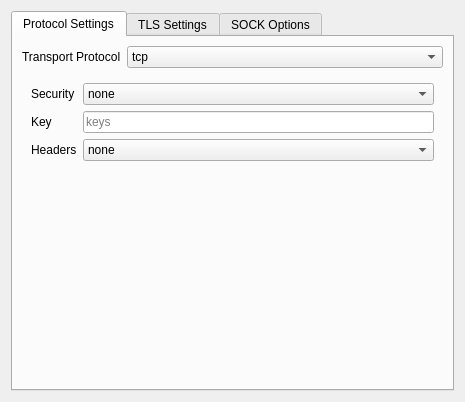
Qt form src/ui/widgets/widgets/StreamSettingsWidget.ui (Zhehao-w/Qv2ray-Z) before a commit.
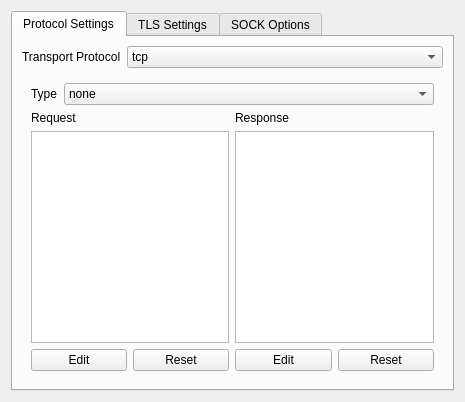
The same form after that commit. The open tabs and pages were chosen to show the change.

Commit message: Remove unreachable QUIC editor page

Diff of the .ui file:
```diff
--- a/src/ui/widgets/widgets/StreamSettingsWidget.ui
+++ b/src/ui/widgets/widgets/StreamSettingsWidget.ui
@@ -658,107 +658,6 @@
            </item>
           </layout>
          </widget>
-         <widget class="QWidget" name="quicStackPage">
-          <layout class="QFormLayout" name="formLayout_3">
-           <item row="0" column="0">
-            <widget class="QLabel" name="label_18">
-             <property name="text">
-              <string>Security</string>
-             </property>
-            </widget>
-           </item>
-           <item row="0" column="1">
-            <widget class="QComboBox" name="quicSecurityCB">
-             <item>
-              <property name="text">
-               <string notr="true">none</string>
-              </property>
-             </item>
-             <item>
-              <property name="text">
-               <string notr="true">aes-128-gcm</string>
-              </property>
-             </item>
-             <item>
-              <property name="text">
-               <string notr="true">chacha20-poly1305</string>
-              </property>
-             </item>
-            </widget>
-           </item>
-           <item row="1" column="0">
-            <widget class="QLabel" name="label_19">
-             <property name="text">
-              <string>Key</string>
-             </property>
-            </widget>
-           </item>
-           <item row="1" column="1">
-            <widget class="QLineEdit" name="quicKeyTxt">
-             <property name="text">
-              <string/>
-             </property>
-             <property name="placeholderText">
-              <string>keys</string>
-             </property>
-            </widget>
-           </item>
-           <item row="2" column="0">
-            <widget class="QLabel" name="label_20">
-             <property name="text">
-              <string>Headers</string>
-             </property>
-            </widget>
-           </item>
-           <item row="2" column="1">
-            <widget class="QComboBox" name="quicHeaderTypeCB">
-             <item>
-              <property name="text">
-               <string notr="true">none</string>
-              </property>
-             </item>
-             <item>
-              <property name="text">
-               <string notr="true">srtp</string>
-              </property>
-             </item>
-             <item>
-              <property name="text">
-               <string notr="true">utp</string>
-              </property>
-             </item>
-             <item>
-              <property name="text">
-               <string notr="true">wechat-video</string>
-              </property>
-             </item>
-             <item>
-              <property name="text">
-               <string notr="true">dtls</string>
-              </property>
-             </item>
-             <item>
-              <property name="text">
-               <string notr="true">wireguard</string>
-              </property>
-             </item>
-            </widget>
-           </item>
-           <item row="3" column="0">
-            <spacer name="verticalSpacer_2">
-             <property name="orientation">
-              <enum>Qt::Vertical</enum>
-             </property>
-             <property name="sizeHint" stdset="0">
-              <size>
-               <width>20</width>
-               <height>40</height>
-              </size>
-             </property>
-            </spacer>
-           </item>
-          </layout>
-         </widget>
          <widget class="QWidget" name="grpcStackPage">
           <layout class="QFormLayout" name="formLayout_6">
            <item row="0" column="0">
```
Left out of the diff: 8 changed lines with no effect on the pictures.
